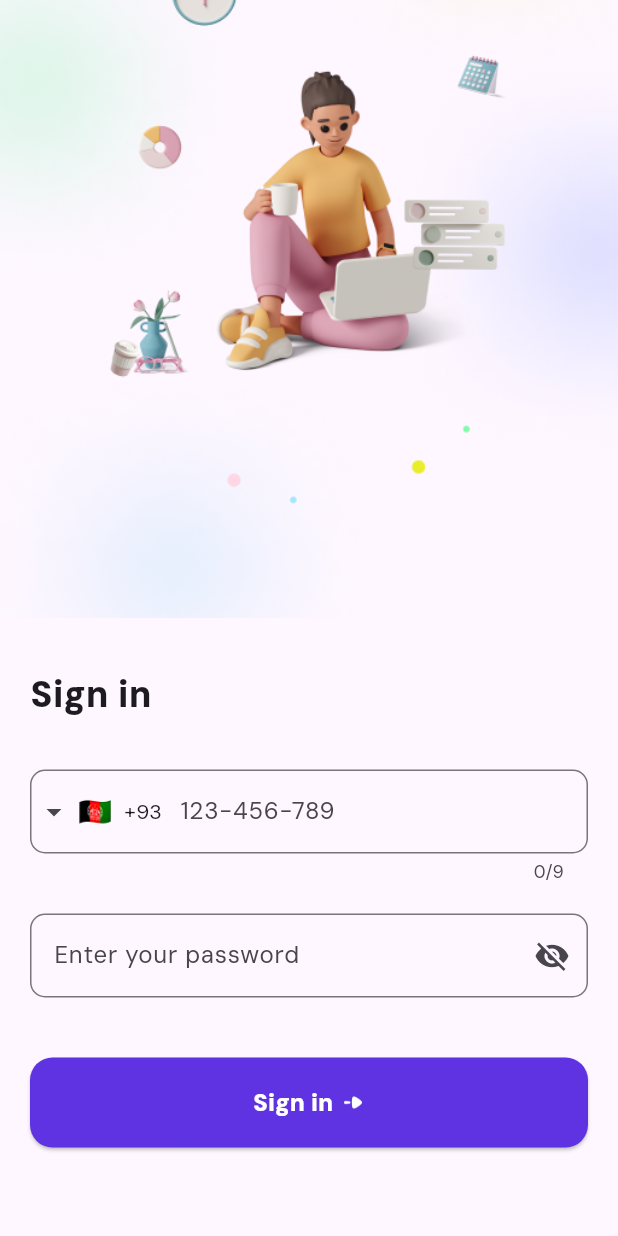
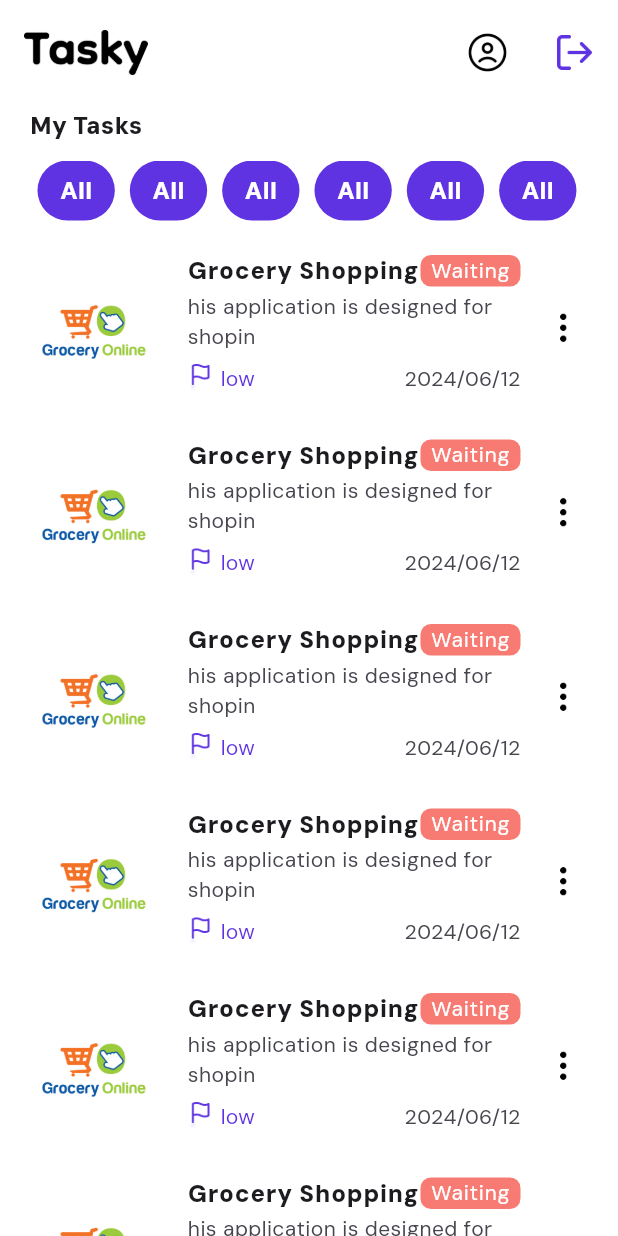
Before and after one commit to saied-rahimi/tasky-task_manager, a Flutter app: the screen it shows after launch, after a tap on "Let’s Start", after a tap on "Sign in", on a phone screen of 412 x 824 dp. Run offline on Flutter 3.47's test engine with Material 3 defaults, Android fonts, the phone set to English and light mode, and no system bars; drawn by our look-alikes of intl_phone_field.

Commit message:
home page ui completed

```diff
--- a/lib/core/widgets/text_widgts.dart
+++ b/lib/core/widgets/text_widgts.dart
@@ -3,13 +3,13 @@ import 'package:flutter/material.dart';
 class MediumTitleText extends StatelessWidget {
   const MediumTitleText({
     required this.text,
-    required this.align,
+    this.align = TextAlign.start,
     this.style,
     this.textColor,
     super.key,
   });
   final String text;
-  final TextAlign align;
+  final TextAlign? align;
   final TextStyle? style;
   final Color? textColor;
   @override
@@ -18,7 +18,7 @@ class MediumTitleText extends StatelessWidget {
       text,
       textAlign: align,
       style: style ??
-           TextStyle(
+          TextStyle(
             color: textColor,
             height: 1.7,
             fontWeight: FontWeight.w900,
@@ -26,16 +26,18 @@ class MediumTitleText extends StatelessWidget {
           ),
     );
   }
-}class SmallTitleText extends StatelessWidget {
+}
+
+class SmallTitleText extends StatelessWidget {
   const SmallTitleText({
     required this.text,
-    required this.align,
+    this.align = TextAlign.start,
     this.style,
     this.textColor,
     super.key,
   });
   final String text;
-  final TextAlign align;
+  final TextAlign? align;
   final TextStyle? style;
   final Color? textColor;
   @override
@@ -44,7 +46,7 @@ class MediumTitleText extends StatelessWidget {
       text,
       textAlign: align,
       style: style ??
-           TextStyle(
+          TextStyle(
             color: textColor,
             height: 1.7,
             fontWeight: FontWeight.w900,
--- a/lib/login/ui/welcome_screen.dart
+++ b/lib/login/ui/welcome_screen.dart
@@ -3,6 +3,7 @@ import 'package:flutter/material.dart';
 import 'package:intl_phone_field/intl_phone_field.dart';
 import 'package:todo_app/core/widgets/drop_down.dart';
 import 'package:todo_app/core/widgets/text_field.dart';
+import 'package:todo_app/pages/home_page.dart';
 import 'dart:math' as math;
 import '../../core/widgets/text_widgts.dart';
 
@@ -214,10 +215,11 @@ class _WelcomeScreenState extends State<WelcomeScreen> with WidgetsBindingObserv
               ],
             ),
             onTab: () {
-              controller.animateToPage(
-                2,
-                duration: const Duration(milliseconds: 300),
-                curve: Curves.easeInOut,
+              Navigator.pushReplacement(
+                context,
+                MaterialPageRoute(
+                  builder: (context) => const HomePage(),
+                ),
               );
             },
           ),
@@ -318,10 +320,11 @@ class _WelcomeScreenState extends State<WelcomeScreen> with WidgetsBindingObserv
               ],
             ),
             onTab: () {
-              controller.animateToPage(
-                2,
-                duration: const Duration(milliseconds: 300),
-                curve: Curves.easeInOut,
+              Navigator.pushReplacement(
+                context,
+                MaterialPageRoute(
+                  builder: (context) => const HomePage(),
+                ),
               );
             },
           ),
--- /dev/null
+++ b/lib/pages/home_page.dart
@@ -0,0 +1,152 @@
+import 'package:flutter/material.dart';
+import 'package:todo_app/core/widgets/text_widgts.dart';
+
+class HomePage extends StatelessWidget {
+  const HomePage({super.key});
+
+  @override
+  Widget build(BuildContext context) {
+    final theme = Theme.of(context);
+    return Scaffold(
+      backgroundColor: Colors.white,
+      appBar: AppBar(
+        backgroundColor: Colors.white,
+        toolbarHeight: 70,
+        title: Padding(
+          padding: const EdgeInsets.symmetric(vertical: 10),
+          child: Image.asset(
+            'assets/icons/tasky.png',
+            height: 30,
+            color: Colors.black,
+          ),
+        ),
+        actions: [
+          Padding(
+            padding: const EdgeInsets.symmetric(horizontal: 5, vertical: 13),
+            child: IconButton(
+              icon: Image.asset('assets/icons/avatar.png'),
+              onPressed: () {},
+            ),
+          ),
+          Padding(
+            padding: const EdgeInsets.symmetric(horizontal: 5, vertical: 13),
+            child: IconButton(
+              icon: Image.asset('assets/icons/log_out.png'),
+              onPressed: () {},
+            ),
+          ),
+        ],
+      ),
+      body: Column(
+        children: [
+          Padding(
+            padding: const EdgeInsets.symmetric(horizontal: 20),
+            child: Column(
+              crossAxisAlignment: CrossAxisAlignment.start,
+              children: [
+                const SmallTitleText(
+                  text: 'My Tasks',
+                ),
+                Container(
+                  padding: EdgeInsets.symmetric(vertical: 10),
+                  height: 60,
+                  child: ListView.builder(
+                    scrollDirection: Axis.horizontal,
+                    itemCount: 10,
+                    itemBuilder: (context, index) {
+                      return Container(
+                        margin: const EdgeInsets.symmetric(horizontal: 5, vertical: 0),
+                        decoration: BoxDecoration(
+                          borderRadius: const BorderRadius.all(Radius.circular(20)),
+                          color: theme.primaryColor,
+                        ),
+                        child: const Center(
+                          child: Padding(
+                            padding: EdgeInsets.symmetric(horizontal: 15, vertical: 5),
+                            child: SmallTitleText(
+                              text: 'All',
+                              textColor: Colors.white,
+                            ),
+                          ),
+                        ),
+                      );
+                    },
+                  ),
+                ),
+              ],
+            ),
+          ),
+          Expanded(
+            child: ListView.builder(
+              itemCount: 20,
+              itemBuilder: (context, index) {
+                return ListTile(
+                  isThreeLine: false,
+                  minVerticalPadding: 10,
+                  trailing: Image.asset(
+                    'assets/icons/tree_dots.png',
+                    height: 25,
+                  ),
+                  leading: Image.asset('assets/grocery_logo.png'),
+                  title: Row(
+                    mainAxisAlignment: MainAxisAlignment.spaceBetween,
+                    children: [
+                      const SmallTitleText(text: 'Grocery Shopping'),
+                      Container(
+                        decoration: BoxDecoration(
+                          borderRadius: const BorderRadius.all(Radius.circular(7)),
+                          color: Colors.red.withOpacity(0.7),
+                        ),
+                        child: const Padding(
+                          padding: EdgeInsets.symmetric(
+                            horizontal: 7,
+                          ),
+                          child: Text(
+                            'Waiting',
+                            style: TextStyle(color: Colors.white, fontSize: 14),
+                          ),
+                        ),
+                      ),
+                    ],
+                  ),
+                  subtitle: Column(
+                    crossAxisAlignment: CrossAxisAlignment.start,
+                    children: [
+                      const Text('his application is designed for shopin '),
+                      Padding(
+                        padding: const EdgeInsets.symmetric(vertical: 8.0),
+                        child: Row(
+                          mainAxisAlignment: MainAxisAlignment.spaceBetween,
+                          children: [
+                            Row(
+                              mainAxisAlignment: MainAxisAlignment.start,
+                              children: [
+                                Image.asset(
+                                  'assets/icons/flag.png',
+                                  height: 20,
+                                  color: theme.primaryColor,
+                                ),
+                                const SizedBox(
+                                  width: 5,
+                                ),
+                                Text(
+                                  'low',
+                                  style: TextStyle(color: theme.primaryColor),
+                                )
+                              ],
+                            ),
+                            const Text('2024/06/12'),
+                          ],
+                        ),
+                      )
+                    ],
+                  ),
+                );
+              },
+            ),
+          ),
+        ],
+      ),
+    );
+  }
+}
```
Also changed, not shown: assets/grocery_logo.png (renamed from assets/grocery_banner.png), assets/icons/log_out.png (added).
